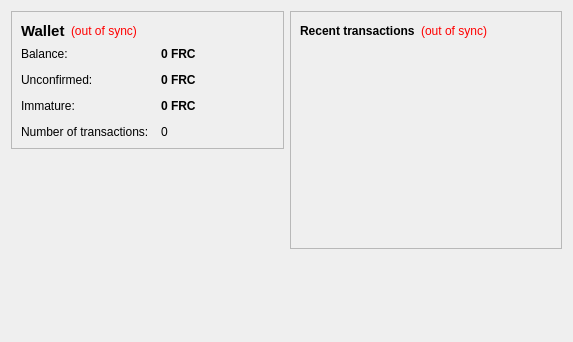
This is src/qt/forms/overviewpage.ui in fabcoin-project/fabcoin as Qt 5 draws it before an edit. The edited form follows.
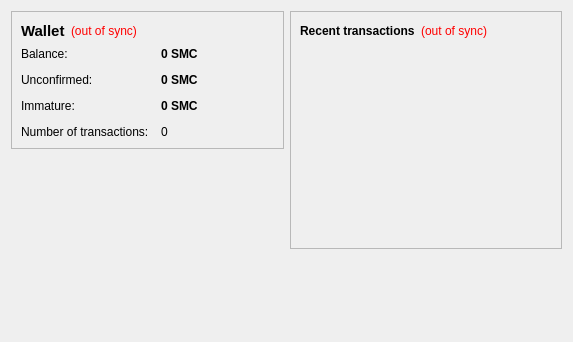
This is the edited form.

What changed in the file:
```diff
--- a/src/qt/forms/overviewpage.ui
+++ b/src/qt/forms/overviewpage.ui
@@ -105,7 +105,7 @@
              <string>Your current balance</string>
             </property>
             <property name="text">
-             <string notr="true">0 FRC</string>
+             <string notr="true">0 SMC</string>
             </property>
             <property name="textInteractionFlags">
              <set>Qt::LinksAccessibleByMouse|Qt::TextSelectableByKeyboard|Qt::TextSelectableByMouse</set>
@@ -134,7 +134,7 @@
              <string>Total of transactions that have yet to be confirmed, and do not yet count toward the current balance</string>
             </property>
             <property name="text">
-             <string notr="true">0 FRC</string>
+             <string notr="true">0 SMC</string>
             </property>
             <property name="textInteractionFlags">
              <set>Qt::LinksAccessibleByMouse|Qt::TextSelectableByKeyboard|Qt::TextSelectableByMouse</set>
@@ -177,7 +177,7 @@
              <string>Mined balance that has not yet matured</string>
             </property>
             <property name="text">
-             <string notr="true">0 FRC</string>
+             <string notr="true">0 SMC</string>
             </property>
             <property name="textInteractionFlags">
              <set>Qt::LinksAccessibleByMouse|Qt::TextSelectableByKeyboard|Qt::TextSelectableByMouse</set>
```
Left out of the diff: 4 changed lines with no effect on the pictures.
